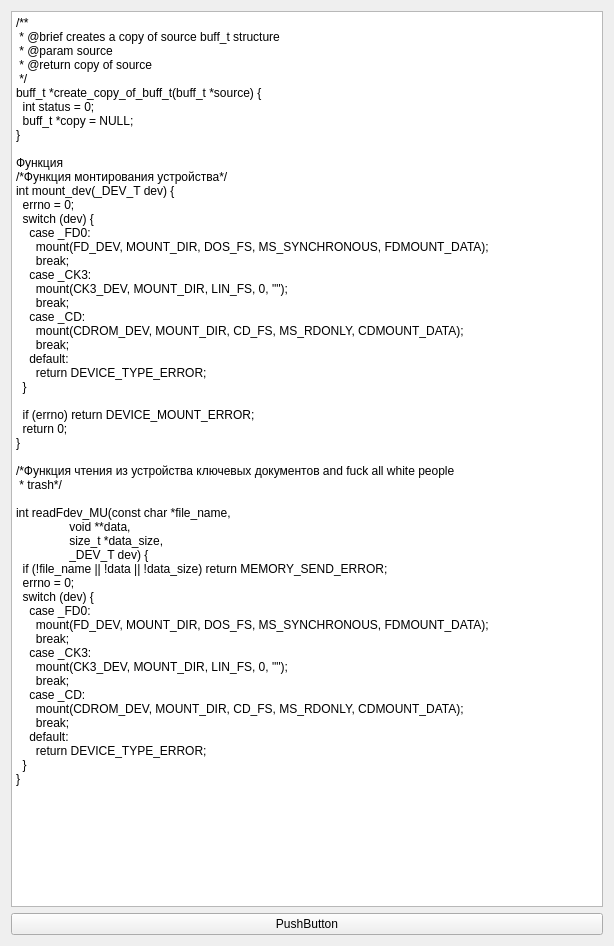
This is mainwindow.ui in VoreWind/CommentOrganizer as Qt 5 draws it before an edit. The edited form follows.
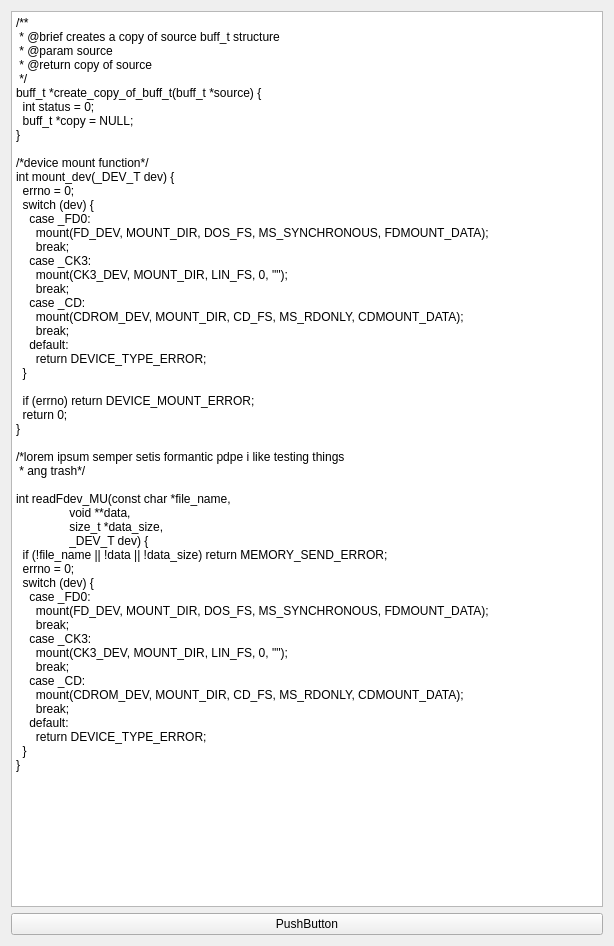
This is the edited form.

```diff
--- a/mainwindow.ui
+++ b/mainwindow.ui
@@ -39,8 +39,7 @@
 &lt;p style=&quot; margin-top:0px; margin-bottom:0px; margin-left:0px; margin-right:0px; -qt-block-indent:0; text-indent:0px;&quot;&gt;  buff_t *copy = NULL;&lt;/p&gt;
 &lt;p style=&quot; margin-top:0px; margin-bottom:0px; margin-left:0px; margin-right:0px; -qt-block-indent:0; text-indent:0px;&quot;&gt;}&lt;/p&gt;
 &lt;p style=&quot;-qt-paragraph-type:empty; margin-top:0px; margin-bottom:0px; margin-left:0px; margin-right:0px; -qt-block-indent:0; text-indent:0px;&quot;&gt;&lt;br /&gt;&lt;/p&gt;
-&lt;p style=&quot; margin-top:0px; margin-bottom:0px; margin-left:0px; margin-right:0px; -qt-block-indent:0; text-indent:0px;&quot;&gt;Функция&lt;/p&gt;
-&lt;p style=&quot; margin-top:0px; margin-bottom:0px; margin-left:0px; margin-right:0px; -qt-block-indent:0; text-indent:0px;&quot;&gt;/*Функция монтирования устройства*/&lt;/p&gt;
+&lt;p style=&quot; margin-top:0px; margin-bottom:0px; margin-left:0px; margin-right:0px; -qt-block-indent:0; text-indent:0px;&quot;&gt;/*device mount function*/&lt;/p&gt;
 &lt;p style=&quot; margin-top:0px; margin-bottom:0px; margin-left:0px; margin-right:0px; -qt-block-indent:0; text-indent:0px;&quot;&gt;int mount_dev(_DEV_T dev) {&lt;/p&gt;
 &lt;p style=&quot; margin-top:0px; margin-bottom:0px; margin-left:0px; margin-right:0px; -qt-block-indent:0; text-indent:0px;&quot;&gt;  errno = 0;&lt;/p&gt;
 &lt;p style=&quot; margin-top:0px; margin-bottom:0px; margin-left:0px; margin-right:0px; -qt-block-indent:0; text-indent:0px;&quot;&gt;  switch (dev) {&lt;/p&gt;
@@ -61,8 +60,8 @@
 &lt;p style=&quot; margin-top:0px; margin-bottom:0px; margin-left:0px; margin-right:0px; -qt-block-indent:0; text-indent:0px;&quot;&gt;  return 0;&lt;/p&gt;
 &lt;p style=&quot; margin-top:0px; margin-bottom:0px; margin-left:0px; margin-right:0px; -qt-block-indent:0; text-indent:0px;&quot;&gt;}&lt;/p&gt;
 &lt;p style=&quot;-qt-paragraph-type:empty; margin-top:0px; margin-bottom:0px; margin-left:0px; margin-right:0px; -qt-block-indent:0; text-indent:0px;&quot;&gt;&lt;br /&gt;&lt;/p&gt;
-&lt;p style=&quot; margin-top:0px; margin-bottom:0px; margin-left:0px; margin-right:0px; -qt-block-indent:0; text-indent:0px;&quot;&gt;/*Функция чтения из устройства ключевых документов and fuck all white people&lt;/p&gt;
-&lt;p style=&quot; margin-top:0px; margin-bottom:0px; margin-left:0px; margin-right:0px; -qt-block-indent:0; text-indent:0px;&quot;&gt; * trash*/&lt;/p&gt;
+&lt;p style=&quot; margin-top:0px; margin-bottom:0px; margin-left:0px; margin-right:0px; -qt-block-indent:0; text-indent:0px;&quot;&gt;/*lorem ipsum semper setis formantic pdpe i like testing things&lt;/p&gt;
+&lt;p style=&quot; margin-top:0px; margin-bottom:0px; margin-left:0px; margin-right:0px; -qt-block-indent:0; text-indent:0px;&quot;&gt; * ang trash*/&lt;/p&gt;
 &lt;p style=&quot;-qt-paragraph-type:empty; margin-top:0px; margin-bottom:0px; margin-left:0px; margin-right:0px; -qt-block-indent:0; text-indent:0px;&quot;&gt;&lt;br /&gt;&lt;/p&gt;
 &lt;p style=&quot; margin-top:0px; margin-bottom:0px; margin-left:0px; margin-right:0px; -qt-block-indent:0; text-indent:0px;&quot;&gt;int readFdev_MU(const char *file_name,&lt;/p&gt;
 &lt;p style=&quot; margin-top:0px; margin-bottom:0px; margin-left:0px; margin-right:0px; -qt-block-indent:0; text-indent:0px;&quot;&gt;                void **data,&lt;/p&gt;
```
